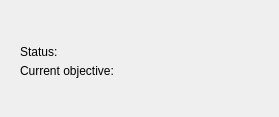
This is core/view/gui/PlayerDataWidget.ui in Antho1605/Labyrinth as Qt 5 draws it before an edit. The edited form follows.
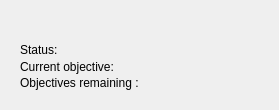
This is the edited form.

Commit message: Added number of remaining cards  on the player data widget

Patch:
```diff
--- a/core/view/gui/PlayerDataWidget.ui
+++ b/core/view/gui/PlayerDataWidget.ui
@@ -7,7 +7,7 @@
     <x>0</x>
     <y>0</y>
     <width>279</width>
-    <height>117</height>
+    <height>110</height>
    </rect>
   </property>
   <property name="windowTitle">
@@ -19,7 +19,7 @@
      <x>10</x>
      <y>10</y>
      <width>257</width>
-     <height>80</height>
+     <height>91</height>
     </rect>
    </property>
    <layout class="QVBoxLayout" name="verticalLayout">
@@ -97,6 +97,24 @@
       </item>
      </layout>
     </item>
+    <item>
+     <layout class="QHBoxLayout" name="horizontalLayout_3">
+      <item>
+       <widget class="QLabel" name="label_2">
+        <property name="text">
+         <string>Objectives remaining : </string>
+        </property>
+       </widget>
+      </item>
+      <item>
+       <widget class="QLabel" name="nbObjectives">
+        <property name="text">
+         <string/>
+        </property>
+       </widget>
+      </item>
+     </layout>
+    </item>
    </layout>
   </widget>
  </widget>
```
The commit also changes 3 other files.
